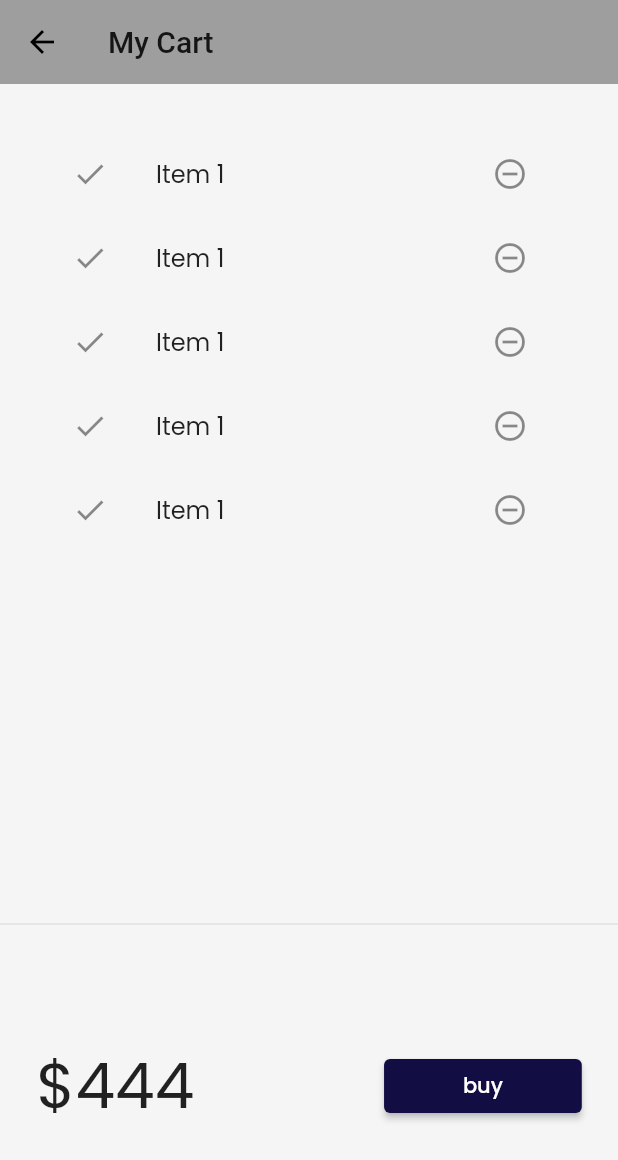
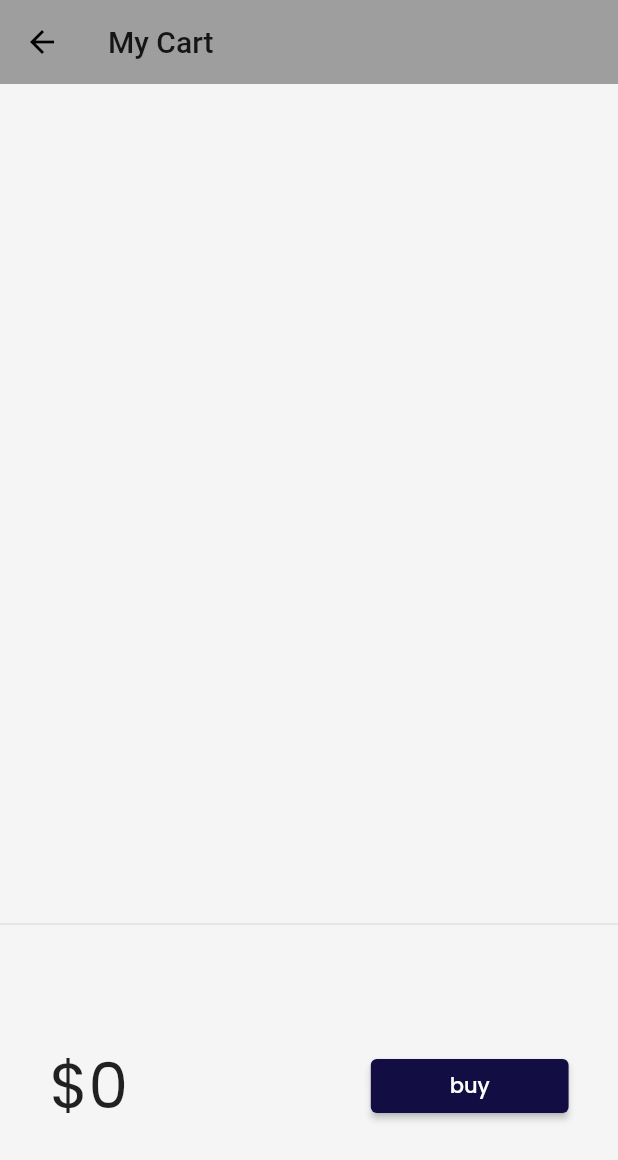
Before and after one commit to Akhil-ps-dev/complete_flutter_catalog_app, a Flutter app: the screen it shows after launch, after a tap on an icon or button, on a phone screen of 412 x 824 dp. Shown: the top 1160 px of the screen. Run offline on Flutter 3.47's test engine with Material 2 defaults, Android fonts, the phone set to English and light mode, and no system bars; our stand-ins replace google_fonts, velocity_x; network calls fail.

Commit message:
day 10 completed

```diff
--- a/lib/home_widgets/catalog_list.dart
+++ b/lib/home_widgets/catalog_list.dart
@@ -1,7 +1,9 @@
 import 'package:flutter/material.dart';
+import 'package:velocity_x/velocity_x.dart';
+
+import 'package:flutter_catalog/models/cart.dart';
 import 'package:flutter_catalog/models/items.dart';
 import 'package:flutter_catalog/pages/home_details_page.dart';
-import 'package:velocity_x/velocity_x.dart';
 
 import 'catalog_image.dart';
 
@@ -62,14 +64,7 @@ class CatalogItem extends StatelessWidget {
                 alignment: MainAxisAlignment.spaceBetween,
                 children: [
                   "\$${catalog.price}".text.xl.red500.make(),
-                  ElevatedButton(
-                    style: ButtonStyle(
-                        backgroundColor: MaterialStateProperty.all(
-                            context.theme.buttonColor)),
-                    onPressed: () {},
-                    // icon: Icon(Icons.shopping_cart),
-                    child: Text('Add to cart'),
-                  ),
+                  _AddToCart(catalog: catalog),
                 ],
               ).pOnly(right: 8.0)
             ],
@@ -79,3 +74,38 @@ class CatalogItem extends StatelessWidget {
     ).color(context.cardColor).rounded.square(150).make().py16();
   }
 }
+
+class _AddToCart extends StatefulWidget {
+  final Item catalog;
+
+  const _AddToCart({
+    Key? key,
+    required this.catalog,
+  }) : super(key: key);
+
+  @override
+  State<_AddToCart> createState() => _AddToCartState();
+}
+
+class _AddToCartState extends State<_AddToCart> {
+  bool isAdded = false;
+
+  @override
+  Widget build(BuildContext context) {
+    return ElevatedButton(
+      style: ButtonStyle(
+          backgroundColor:
+              MaterialStateProperty.all(context.theme.buttonColor)),
+      onPressed: () {
+        isAdded = isAdded.toggle();
+        final _catalog = CatalogModels();
+        final _cart = CartModel();
+        _cart.catalog = _catalog;
+        _cart.add(widget.catalog);
+        setState(() {});
+      },
+      // icon: Icon(Icons.shopping_cart),
+      child: isAdded ? Icon(Icons.done) : Text('Add to cart'),
+    );
+  }
+}
--- a/lib/models/cart.dart
+++ b/lib/models/cart.dart
@@ -2,13 +2,18 @@ import 'package:flutter_catalog/models/items.dart';
 
 class CartModel {
   //catalog field
+  static final cartModel = CartModel._indernal();
+
+  CartModel._indernal();
+  factory CartModel() => cartModel;
+
   late CatalogModels _catalog;
   //Collection of IDs- store ids of each items
 
   final List<int> _itemIds = [];
 //get catalog
   CatalogModels get catalog => _catalog;
-  set Catalog(CatalogModels newCatalog) {
+  set catalog(CatalogModels newCatalog) {
     assert(newCatalog != null);
     _catalog = newCatalog;
   }
@@ -32,6 +37,4 @@ class CartModel {
   void remove(Item item) {
     _itemIds.remove(item.id);
   }
-
-
 }
--- a/lib/models/items.dart
+++ b/lib/models/items.dart
@@ -1,6 +1,11 @@
 import 'dart:convert';
 
 class CatalogModels {
+  static final catModel = CatalogModels._indernal();
+
+  CatalogModels._indernal();
+  factory CatalogModels() => catModel;
+
   static List<Item>? items;
 
   //Get item by id
--- a/lib/pages/cart_page.dart
+++ b/lib/pages/cart_page.dart
@@ -1,4 +1,5 @@
 import 'package:flutter/material.dart';
+import 'package:flutter_catalog/models/cart.dart';
 
 import 'package:velocity_x/velocity_x.dart';
 
@@ -28,17 +29,20 @@ class CartPage extends StatelessWidget {
 class _CartTotal extends StatelessWidget {
   @override
   Widget build(BuildContext context) {
+    final _cart = CartModel();
+
     return SizedBox(
         height: 200,
         child: Row(
           mainAxisAlignment: MainAxisAlignment.spaceAround,
           children: [
-            "\$444".text.xl5.make(),
+            "\$${_cart.totalPrice}".text.xl5.make(),
             30.widthBox,
             ElevatedButton(
                     onPressed: () {
-                      ScaffoldMessenger.of(context).showSnackBar(
-                          SnackBar(content: Text('Buying not supported yet...')));
+                      ScaffoldMessenger.of(context).showSnackBar(SnackBar(
+                          content: Text(
+                              'Buying not supported yet...pinna entin nikkanu enittu podeyy.')));
                     },
                     style: ButtonStyle(
                       backgroundColor:
@@ -59,17 +63,18 @@ class CartList extends StatefulWidget {
 }
 
 class _CartListState extends State<CartList> {
+  final _cart = CartModel();
   @override
   Widget build(BuildContext context) {
     return ListView.builder(
-      itemCount: 5,
+      itemCount: _cart.items.length,
       itemBuilder: (context, index) => ListTile(
         leading: Icon(Icons.done),
         trailing: IconButton(
           onPressed: () {},
           icon: Icon(Icons.remove_circle_outline_outlined),
         ),
-        title: "Item 1".text.make(),
+        title: _cart.items[index].name.text.make(),
       ),
     );
   }
--- a/lib/pages/home.dart
+++ b/lib/pages/home.dart
@@ -9,7 +9,6 @@ import 'package:flutter_catalog/utils/routes.dart';
 import 'package:velocity_x/velocity_x.dart';
 
 import 'package:flutter_catalog/models/items.dart';
-import 'package:flutter_catalog/widgets/themes.dart';
 
 class HomePage extends StatefulWidget {
   const HomePage({Key? key}) : super(key: key);
```
